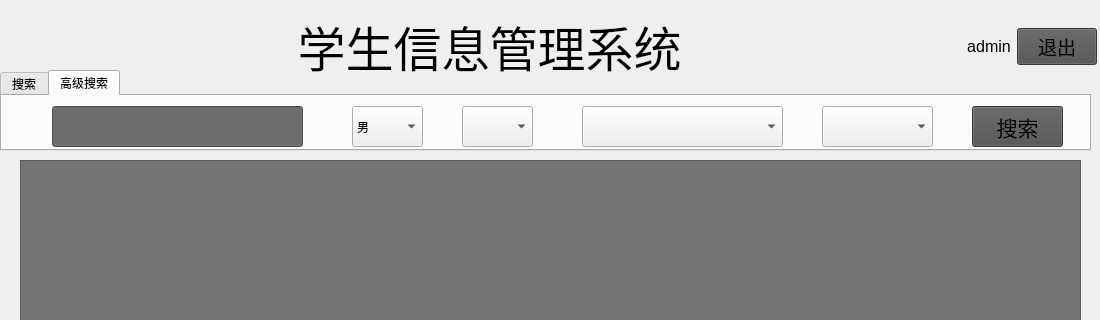
Qt form st_mge/mainwindow.ui (ALBION23/Student_Manage) before a commit; both pictures show x 0 to 1100 and y 0 to 320 of the 1100 by 720 pixel window.
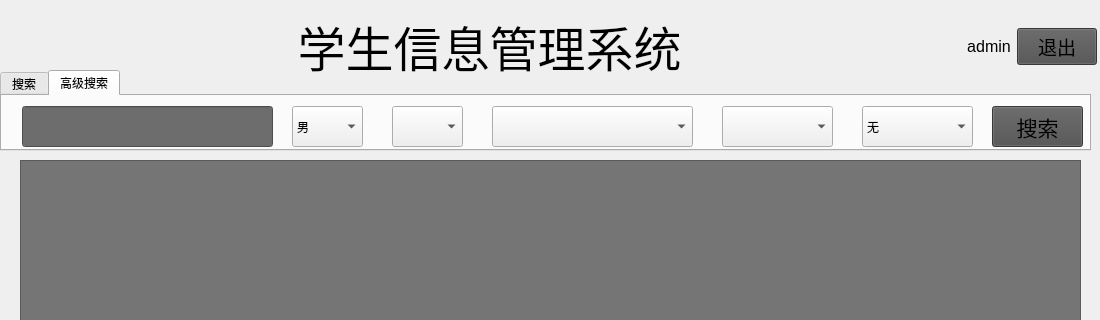
The same form after that commit. Icons and pictures are not drawn.

The edit to the form file:
```diff
--- a/st_mge/mainwindow.ui
+++ b/st_mge/mainwindow.ui
@@ -340,7 +340,7 @@
      <widget class="QLineEdit" name="searchEdit_2">
       <property name="geometry">
        <rect>
-        <x>50</x>
+        <x>20</x>
         <y>10</y>
         <width>251</width>
         <height>41</height>
@@ -359,7 +359,7 @@
      <widget class="QPushButton" name="search_2">
       <property name="geometry">
        <rect>
-        <x>970</x>
+        <x>990</x>
         <y>10</y>
         <width>91</width>
         <height>41</height>
@@ -387,7 +387,7 @@
      <widget class="QComboBox" name="sexSearch">
       <property name="geometry">
        <rect>
-        <x>350</x>
+        <x>290</x>
         <y>10</y>
         <width>71</width>
         <height>41</height>
@@ -412,7 +412,7 @@
      <widget class="QComboBox" name="ageSearch">
       <property name="geometry">
        <rect>
-        <x>460</x>
+        <x>390</x>
         <y>10</y>
         <width>71</width>
         <height>41</height>
@@ -422,7 +422,7 @@
      <widget class="QComboBox" name="majorSearch">
       <property name="geometry">
        <rect>
-        <x>580</x>
+        <x>490</x>
         <y>10</y>
         <width>201</width>
         <height>41</height>
@@ -432,13 +432,38 @@
      <widget class="QComboBox" name="classSearch">
       <property name="geometry">
        <rect>
-        <x>820</x>
+        <x>720</x>
         <y>10</y>
         <width>111</width>
         <height>41</height>
        </rect>
       </property>
      </widget>
+     <widget class="QComboBox" name="levelSearch">
+      <property name="geometry">
+       <rect>
+        <x>860</x>
+        <y>10</y>
+        <width>111</width>
+        <height>41</height>
+       </rect>
+      </property>
+      <item>
+       <property name="text">
+        <string>无</string>
+       </property>
+      </item>
+      <item>
+       <property name="text">
+        <string>普通学生</string>
+       </property>
+      </item>
+      <item>
+       <property name="text">
+        <string>班长</string>
+       </property>
+      </item>
+     </widget>
     </widget>
    </widget>
    <widget class="QTableView" name="tableView">
```
Left out of the diff: 10 changed lines with no effect on the pictures.
